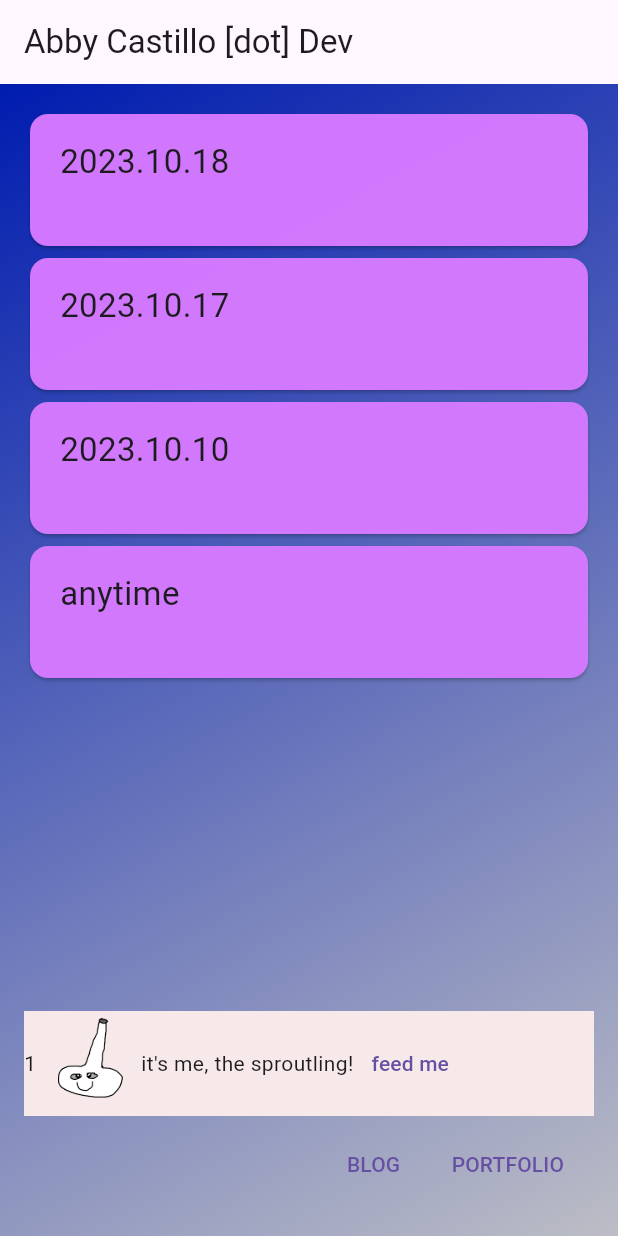
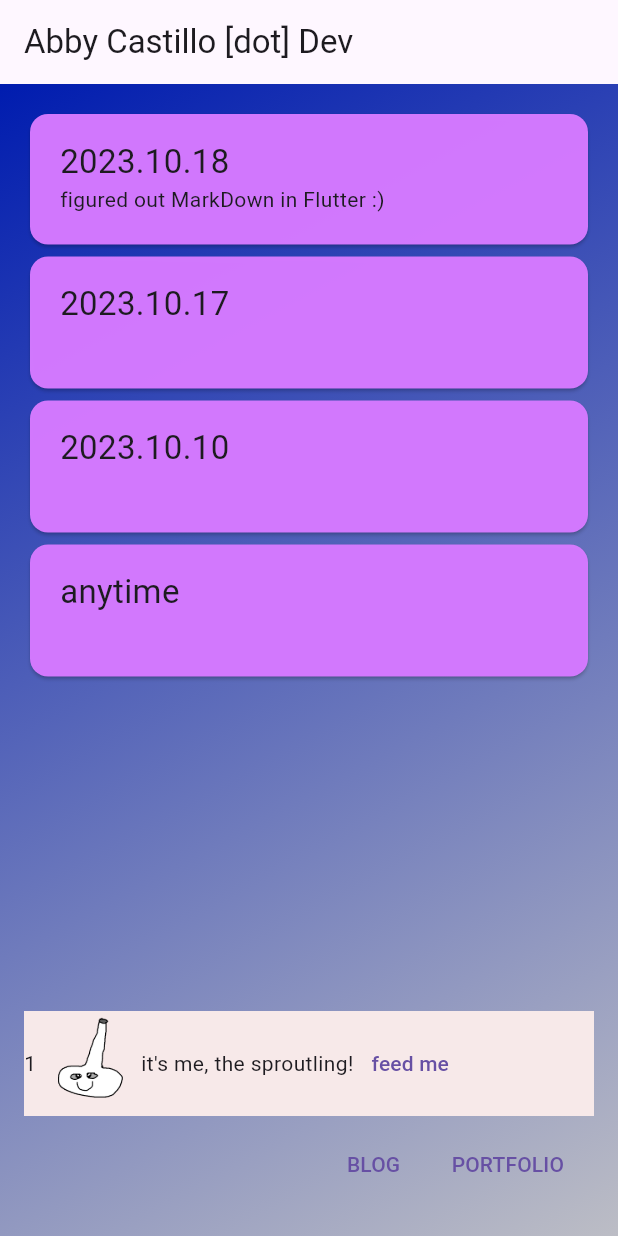
Before and after one commit to abbymachines/flutter-dev-portfolio, a Flutter app: the screen it shows after launch, after a tap on "feed me", after a tap on "BLOG", on a phone screen of 412 x 824 dp. Run offline on Flutter 3.47's test engine with Material 2 defaults, Android fonts, the light colour scheme and no system bars; our stand-ins replace flutter_markdown.

Commit message:
implemented 'blurb' property in BlogPost model that connects to mainText property in GenericItem model

```diff
--- a/lib/data/blog_posts.dart
+++ b/lib/data/blog_posts.dart
@@ -5,6 +5,7 @@ import 'package:flutter_markdown/flutter_markdown.dart';
 final blogPostData = [
   BlogPost(
       date: '2023.10.18',
+      blurb: 'figured out MarkDown in Flutter :)',
       body:
           """How exciting! Now that I have my MarkdownBody widgets properly configured, I can begin my blog in earnest. So hello there. :) Hello world. How's it going? :)
 
--- a/lib/models/blog_post.dart
+++ b/lib/models/blog_post.dart
@@ -4,11 +4,13 @@ import 'package:flutter_markdown/flutter_markdown.dart';
 class BlogPost {
   BlogPost({
     required this.date,
+    this.blurb = '',
     required this.body,
     this.tags = const [],
   });
 
   final String date;
+  final String blurb;
   final String body;
   final List<String> tags;
 }
--- a/lib/widgets/blog/blog_post_item.dart
+++ b/lib/widgets/blog/blog_post_item.dart
@@ -14,6 +14,7 @@ class BlogPostItem extends StatelessWidget {
     return Item(
       GenericItem(
           label: post.date,
+          mainText: post.blurb,
           expandedText: post.body,
           color: const Color.fromARGB(250, 213, 121, 255)),
     );
```
